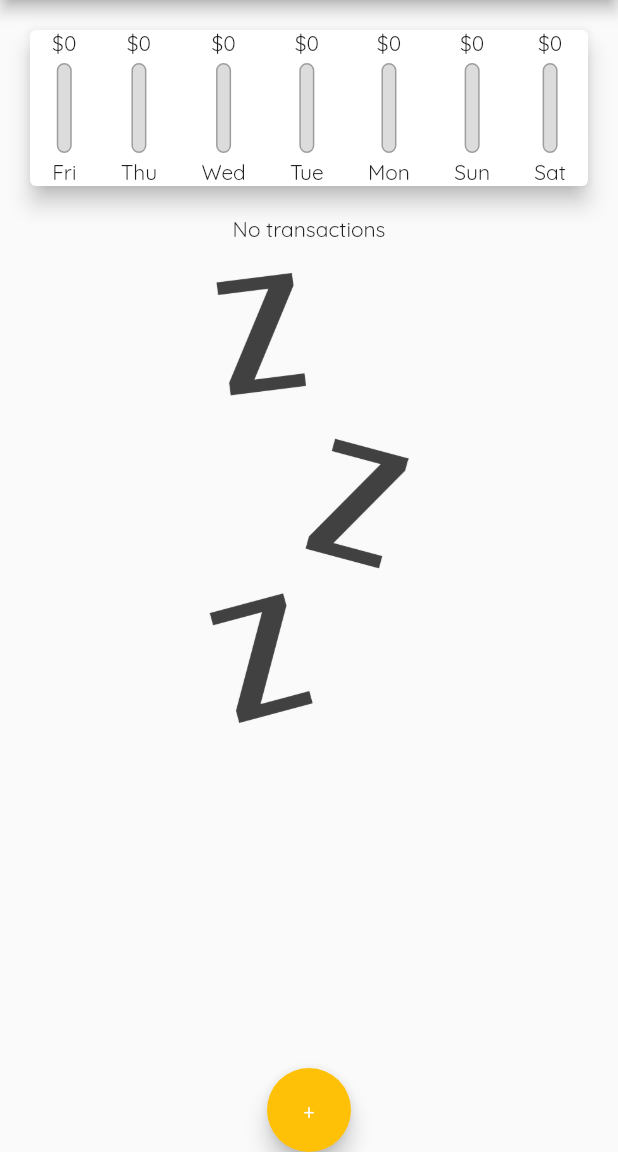
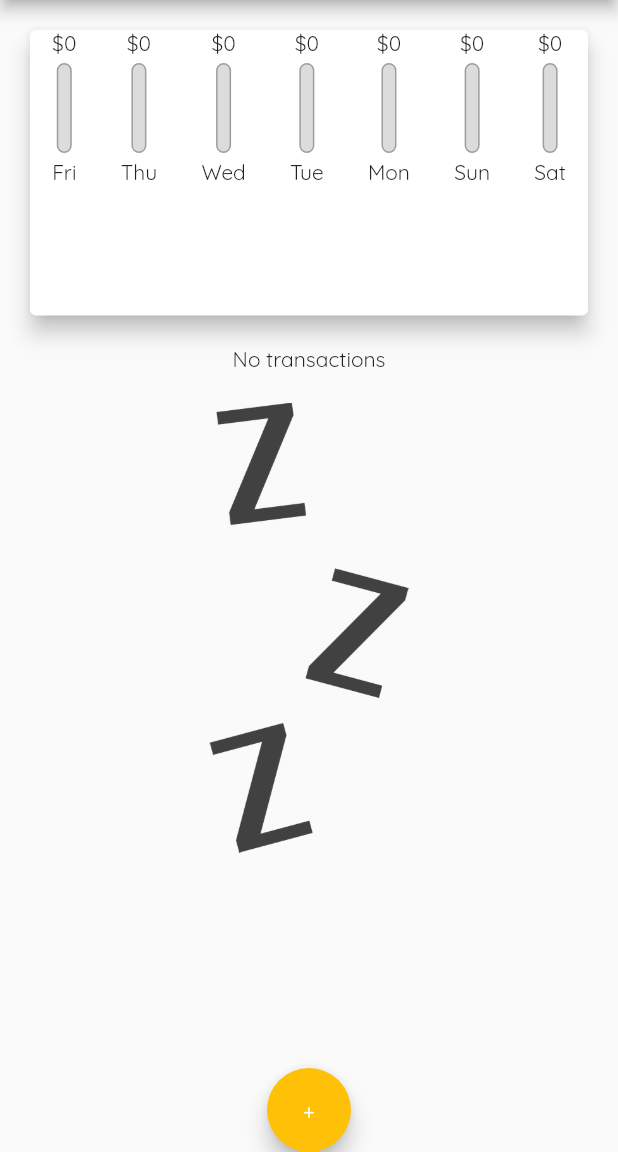
Before and after one commit to Nguonchhay/FlutterPractice, a Flutter app: the screen it shows after launch, on a phone screen of 412 x 824 dp, the part 84-1236 px from its top. Run offline on Flutter 3.47's test engine with Material 2 defaults, Android fonts, the phone set to English and light mode, and no system bars.

Commit message:
[EP] Dynamic cal height with MediaQuery

```diff
--- a/expense_planner/lib/main.dart
+++ b/expense_planner/lib/main.dart
@@ -2,7 +2,7 @@ import 'package:flutter/material.dart';
 
 import 'models/transaction.dart';
 import 'widgets/chart.dart';
-import 'widgets/transactions/user_transaction.dart';
+import 'widgets/transactions/transaction_list.dart';
 import 'widgets/transactions/create_transaction.dart';
 
 
@@ -39,6 +39,11 @@ class MyHomeScreen extends StatefulWidget {
 class _MyHomeScreenState extends State<MyHomeScreen> {
 
   List<Transaction> _transactions = [
+    // Transaction(id: 'tx001', title: 'Buy coffee', amount: 2.0, date: DateTime(2023,1,1)),
+    // Transaction(id: 'tx001', title: 'Buy snack', amount: 2.5, date: DateTime(2023,1,5)),
+    // Transaction(id: 'tx001', title: 'Buy bread', amount: 12.0, date: DateTime(2023,1,11)),
+    // Transaction(id: 'tx001', title: 'Buy tea', amount: 7.0, date: DateTime(2023,1,12)),
+    // Transaction(id: 'tx001', title: 'Buy rice', amount: 8.0, date: DateTime(2023,1,13)),
     // Transaction(id: 'tx001', title: 'Buy coffee', amount: 2.0, date: DateTime(2023,1,1)),
     // Transaction(id: 'tx001', title: 'Buy snack', amount: 2.5, date: DateTime(2023,1,5)),
     // Transaction(id: 'tx001', title: 'Buy bread', amount: 12.0, date: DateTime(2023,1,11)),
@@ -80,8 +85,7 @@ class _MyHomeScreenState extends State<MyHomeScreen> {
 
   @override
   Widget build(BuildContext context) {
-    return Scaffold(
-      appBar: AppBar(
+    final appBar = AppBar(
       title: Text('Expense Planner'),
       actions: <Widget>[
         IconButton(
@@ -91,7 +95,12 @@ class _MyHomeScreenState extends State<MyHomeScreen> {
           ),
         ),
       ],
-      ),
+    );
+
+    final calRemainingHeight = MediaQuery.of(context).size.height  - appBar.preferredSize.height - MediaQuery.of(context).padding.top;
+
+    return Scaffold(
+      appBar: appBar,
       floatingActionButtonLocation: FloatingActionButtonLocation.centerDocked,
       floatingActionButton: FloatingActionButton(
         onPressed: () => _showCreateTransactionForm(context),
@@ -102,10 +111,14 @@ class _MyHomeScreenState extends State<MyHomeScreen> {
         crossAxisAlignment: CrossAxisAlignment.stretch,
         children: <Widget>[
           Container(
+            height: calRemainingHeight * 0.3,
             width: double.infinity,
             child: Chart(_recentTransactions),
           ),
-          UserTransaction(_transactions, _deleteTransaction),
+          Container(
+            height: calRemainingHeight * 0.7,
+            child: TransactionList(transactions: _transactions, deleteTransactionHandler: _deleteTransaction)
+          ),
         ],
       ),
     );
--- a/expense_planner/lib/widgets/transactions/transaction_list.dart
+++ b/expense_planner/lib/widgets/transactions/transaction_list.dart
@@ -17,6 +17,7 @@ class TransactionList extends StatefulWidget {
 }
 
 class _TransactionListState extends State<TransactionList> {
+
   void deleteTransaction(String id) {
     showDialog(
       context: context,
@@ -46,9 +47,7 @@ class _TransactionListState extends State<TransactionList> {
 
   @override
   Widget build(BuildContext context) {
-    return Container(
-      height: 500,
-      child: widget.transactions.isEmpty ? Column(
+    return widget.transactions.isEmpty ? Column(
         children: <Widget>[
           const Text('No transactions'),
           const SizedBox(
@@ -100,7 +99,6 @@ class _TransactionListState extends State<TransactionList> {
           );
         },
         itemCount: widget.transactions.length,
-      ),
-    );
+      );
   }
 }
--- a/expense_planner/lib/widgets/transactions/user_transaction.dart
+++ /dev/null
@@ -1,22 +0,0 @@
-import 'package:expense_planner/widgets/transactions/transaction_list.dart';
-import 'package:flutter/material.dart';
-
-import '../../models/transaction.dart';
-
-
-class UserTransaction extends StatelessWidget {
-
-  final List<Transaction> transactions;
-  Function deleteTransactionHandler;
-
-  UserTransaction(this.transactions, this.deleteTransactionHandler, {super.key});
-
-  @override
-  Widget build(BuildContext context) {
-    return Column(
-      children: <Widget>[
-        TransactionList(transactions: transactions, deleteTransactionHandler: deleteTransactionHandler),
-      ],
-    );
-  }
-}
```
Lines whose indentation alone changed are shown as unchanged.
